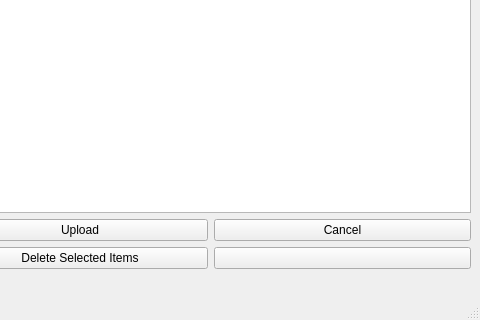
This is interface.ui in codygula/S3-File-Upload-Utility as Qt 5 draws it before an edit; both pictures show x 320 to 800 and y 332 to 652 of the 800 by 652 pixel window. The edited form follows.
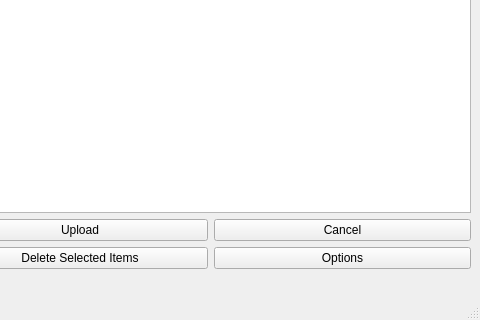
This is the edited form.

The edit to the form file:
```diff
--- a/interface.ui
+++ b/interface.ui
@@ -63,7 +63,7 @@
     <item row="2" column="2">
      <widget class="QPushButton" name="pushButton_6">
       <property name="text">
-       <string/>
+       <string>Options</string>
       </property>
      </widget>
     </item>
```
Left out of the diff: 4 changed lines with no effect on the pictures.
